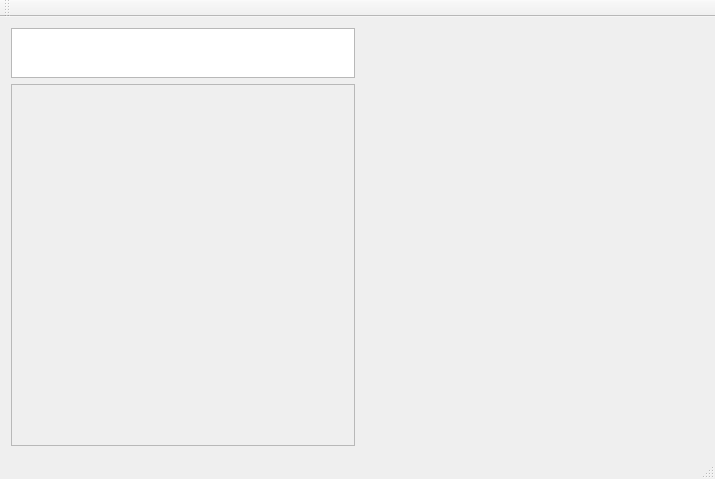
The window that app/MainWindow.ui (zxl1001/QtExtensionPlugin) describes before a commit, drawn with Qt 5.
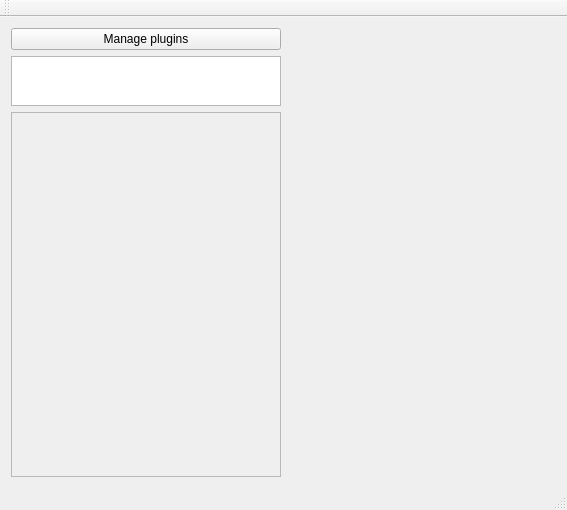
The same window after the commit.

Commit message: add the plugin view dialot

What changed in the file:
```diff
--- a/app/MainWindow.ui
+++ b/app/MainWindow.ui
@@ -6,8 +6,8 @@
    <rect>
     <x>0</x>
     <y>0</y>
-    <width>715</width>
-    <height>479</height>
+    <width>567</width>
+    <height>510</height>
    </rect>
   </property>
   <property name="windowTitle">
@@ -35,7 +35,7 @@
       <property name="frameShadow">
        <enum>QFrame::Raised</enum>
       </property>
-      <layout class="QVBoxLayout" name="verticalLayout" stretch="0,1">
+      <layout class="QVBoxLayout" name="verticalLayout" stretch="0,0,1">
        <property name="leftMargin">
         <number>0</number>
        </property>
@@ -48,6 +48,13 @@
        <property name="bottomMargin">
         <number>0</number>
        </property>
+       <item>
+        <widget class="QPushButton" name="managePluginsBtn">
+         <property name="text">
+          <string>Manage plugins</string>
+         </property>
+        </widget>
+       </item>
        <item>
         <widget class="QListWidget" name="listWidget">
          <property name="maximumSize">
```
Left out of the diff: 2 changed lines with no effect on the pictures. The commit also changes 7 other files.
